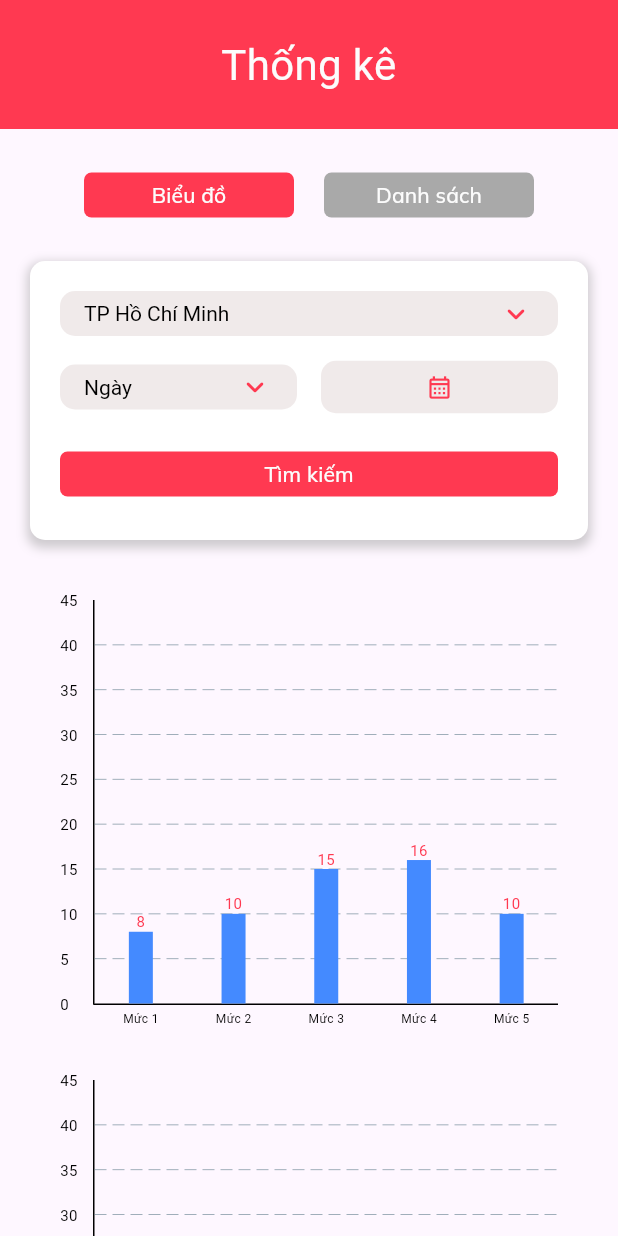
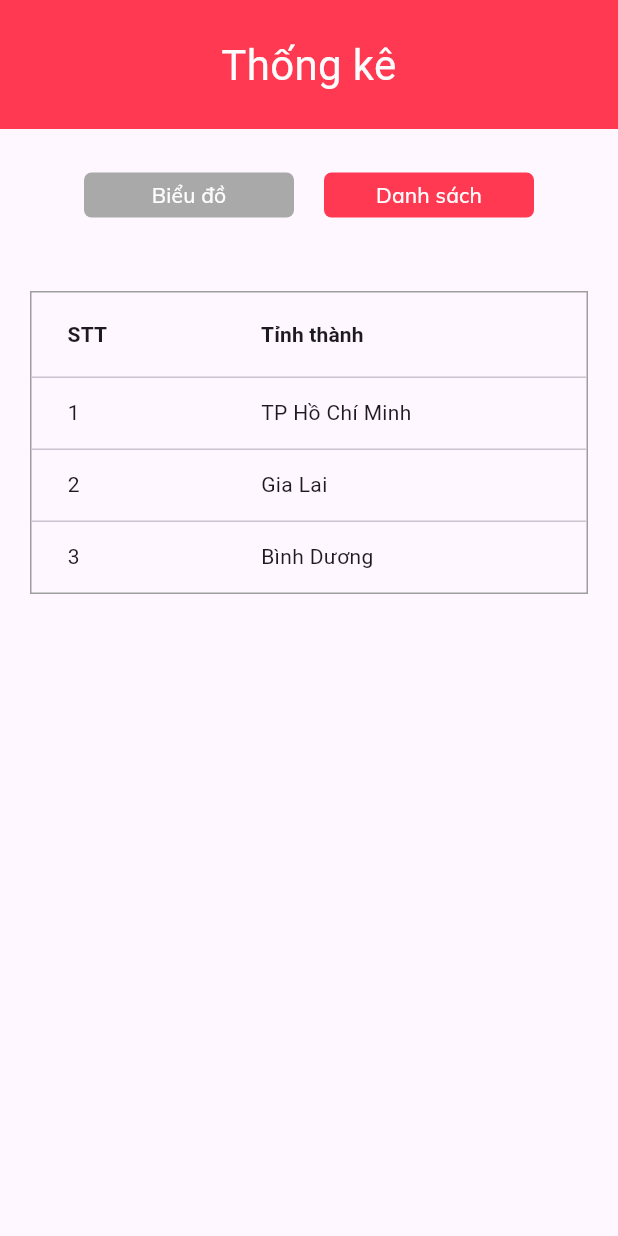
Before and after one commit to thuong22092k3/CTMap, a Flutter app: the Statistic screen opened directly, after a tap on "Danh sách", on a phone screen of 412 x 824 dp. Run offline on Flutter 3.47's test engine with Material 3 defaults, Android fonts, the phone set to English and light mode, and no system bars; drawn by our look-alikes of fl_chart.

Commit message:
Add component table and edit Statistic screen

```diff
--- a/ctmap/lib/pages/screens/Authentication/login.dart
+++ b/ctmap/lib/pages/screens/Authentication/login.dart
@@ -8,6 +8,8 @@ import 'package:ctmap/assets/icons/icons.dart';
 import 'package:ctmap/pages/screens/Authentication/forgot_password.dart';
 import 'package:ctmap/pages/screens/Authentication/sign_up.dart';
 import 'package:ctmap/pages/screens/Profile/profile.dart';
+import 'package:ctmap/pages/layout.dart';
+
 
 class Login extends StatefulWidget {
   @override
@@ -84,7 +86,7 @@ class _LoginState extends State<Login> {
                 // Xử lý khi nhấn vào nút "Đăng nhập"
                 Navigator.push(
                   context,
-                  MaterialPageRoute(builder: (context) => Profile()),
+                  MaterialPageRoute(builder: (context) => MainLayout()),
                 );
               },
               btnText: 'Đăng nhập',
--- a/ctmap/lib/pages/screens/statistic.dart
+++ b/ctmap/lib/pages/screens/statistic.dart
@@ -4,6 +4,7 @@ import 'package:ctmap/assets/icons/icons.dart';
 import '../../widgets/components/Button/Button.dart';
 import '../../widgets/components/Dropdown/Dropdown.dart';
 import '../../widgets/components/Chart/BarChart.dart';
+import '../../widgets/components/Table/Table.dart';
 
 class Statistic extends StatefulWidget {
   @override
@@ -15,6 +16,9 @@ class _StatisticState extends State<Statistic> {
   String selectedCity = 'TP Hồ Chí Minh';
   List<String> options = ['Ngày', 'Tuần', 'Tháng'];
   String selectedOption = 'Ngày';
+  bool showChart = true;
+  bool isListButtonSelected = false;
+  bool isChartButtonSelected = true;
 
   @override
   Widget build(BuildContext context) {
@@ -42,10 +46,8 @@ class _StatisticState extends State<Statistic> {
               ),
             ),
           ),
-          SliverList(
-            delegate: SliverChildListDelegate(
-              [
-                Container(
+          SliverToBoxAdapter(
+            child: Container(
               padding: EdgeInsets.symmetric(vertical: 20, horizontal: 20),
               child: Column(
                 crossAxisAlignment: CrossAxisAlignment.stretch,
@@ -54,28 +56,45 @@ class _StatisticState extends State<Statistic> {
                     mainAxisAlignment: MainAxisAlignment.center,
                     children: [
                       CustomButton(
-                            onTap: () {},
+                        onTap: () {
+                          setState(() {
+                            showChart = true;
+                            isListButtonSelected = false;
+                            isChartButtonSelected = true;
+                          });
+                        },
                         btnText: "Biểu đồ",
                         btnHeight: 30,
                         borderRadius: 5,
                         btnWidth: 140,
                         fontSize: 14,
+                        btnColor: isChartButtonSelected ? AppColors.red : AppColors.primaryGray,
                       ),
-                          SizedBox(width: 20), // Add spacing between buttons
+                      SizedBox(width: 20),
                       CustomButton(
-                            onTap: () {},
+                        onTap: () {
+                          setState(() {
+                            showChart = false;
+                            isListButtonSelected = true;
+                            isChartButtonSelected=false;
+                          });
+                        },
                         btnText: "Danh sách",
                         btnHeight: 30,
                         borderRadius: 5,
                         btnWidth: 140,
                         fontSize: 14,
-                            btnColor: AppColors.primaryGray,
+                        btnColor: isListButtonSelected
+                            ? AppColors.red // Màu đỏ khi được chọn
+                            : AppColors.primaryGray, // Màu mặc định
                       ),
                     ],
                   ),
                   SizedBox(height: 20),
+                  if (showChart)
                     Container(
-                        padding: EdgeInsets.symmetric(vertical: 20, horizontal: 20),
+                      padding: EdgeInsets.symmetric(
+                          vertical: 20, horizontal: 20),
                       decoration: BoxDecoration(
                         color: Colors.white,
                         borderRadius: BorderRadius.circular(10),
@@ -113,7 +132,8 @@ class _StatisticState extends State<Statistic> {
                                   borderRadius: 0,
                                   onChanged: (newValue) {
                                     setState(() {
-                                        selectedOption = newValue ?? selectedOption;
+                                      selectedOption =
+                                          newValue ?? selectedOption;
                                     });
                                   },
                                 ),
@@ -131,7 +151,7 @@ class _StatisticState extends State<Statistic> {
                               )
                             ],
                           ),
-                            SizedBox(height: 10), // Add spacing below the row
+                          SizedBox(height: 10),
                           CustomButton(
                             onTap: () {},
                             btnText: "Tìm kiếm",
@@ -144,26 +164,29 @@ class _StatisticState extends State<Statistic> {
                       ),
                     ),
                   SizedBox(height: 20),
+                  if (showChart)
                     Padding(
                       padding: const EdgeInsets.all(20.0),
                       child: Column(
                         children: [
                           SizedBox(
-                              height: 300, // Chiều cao cố định của CustomBarChart
-                              child: CustomBarChart(), // CustomBarChart
+                            height: 300,
+                            child: CustomBarChart(),
                           ),
-                            SizedBox(height: 20), // Add spacing between charts
+                          SizedBox(height: 20),
                           SizedBox(
-                              height: 300, // Chiều cao cố định của CustomBarChart
-                              child: CustomBarChart(), // CustomBarChart (second one)
+                            height: 300,
+                            child: CustomBarChart(),
                           ),
                         ],
                       ),
                     ),
+                  if (!showChart)
+                    SizedBox(
+                      child: CustomTable(provinces: cities),
+                    ),
                 ],
               ),
-                ),
-              ],
             ),
           ),
         ],
@@ -190,7 +213,8 @@ class _SliverHeaderDelegate extends SliverPersistentHeaderDelegate {
   double get maxExtent => maxHeight;
 
   @override
-  Widget build(BuildContext context, double shrinkOffset, bool overlapsContent) {
+  Widget build(
+      BuildContext context, double shrinkOffset, bool overlapsContent) {
     return SizedBox.expand(child: child);
   }
 
--- /dev/null
+++ b/ctmap/lib/widgets/components/Table/Table.dart
@@ -0,0 +1,63 @@
+import 'package:flutter/material.dart';
+
+class CustomTable extends StatelessWidget {
+  final List<String> provinces;
+
+  const CustomTable({Key? key, required this.provinces}) : super(key: key);
+
+  @override
+  Widget build(BuildContext context) {
+    return DataTable(
+      columnSpacing: 10.0,
+      dividerThickness: 1.0,
+      decoration: BoxDecoration(
+        border: Border.all(color: Colors.grey),
+      ),
+      columns: [
+        DataColumn(
+          label: Text(
+            'STT',
+            style: TextStyle(fontWeight: FontWeight.bold),
+          ),
+        ),
+        DataColumn(
+          label: Text(
+            'Tỉnh thành',
+            style: TextStyle(fontWeight: FontWeight.bold),
+          ),
+        ),
+      ],
+      rows: List.generate(
+        provinces.length,
+        (index) => DataRow(
+          cells: [
+            DataCell(Text((index + 1).toString())),
+            DataCell(Text(provinces[index])),
+          ],
+        ),
+      ),
+    );
+  }
+}
+
+class ExamplePage extends StatelessWidget {
+  final List<String> provinces = ['Hà Nội', 'TP. Hồ Chí Minh', 'Đà Nẵng', 'Hải Phòng', 'Cần Thơ'];
+
+  @override
+  Widget build(BuildContext context) {
+    return Scaffold(
+      appBar: AppBar(
+        title: Text('Danh sách tỉnh thành'),
+      ),
+      body: SingleChildScrollView(
+        scrollDirection: Axis.horizontal,
+        child: DataTableTheme(
+          data: DataTableThemeData(
+            headingRowColor: MaterialStateColor.resolveWith((states) => Colors.grey),
+          ),
+          child: CustomTable(provinces: provinces),
+        ),
+      ),
+    );
+  }
+}
```
Lines whose indentation alone changed are shown as unchanged.
